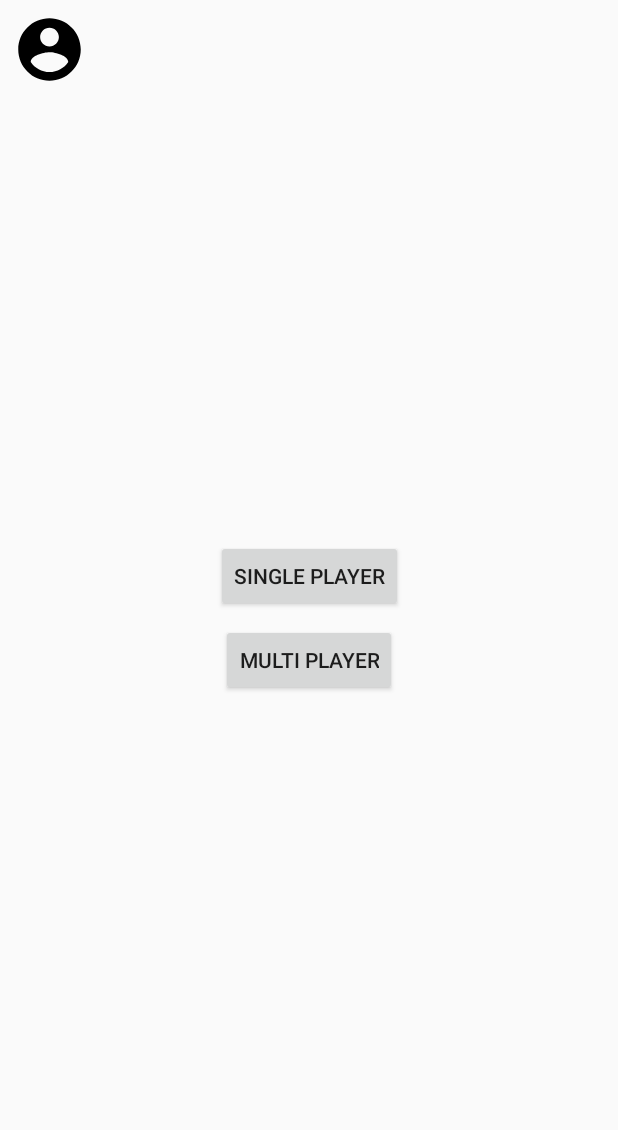
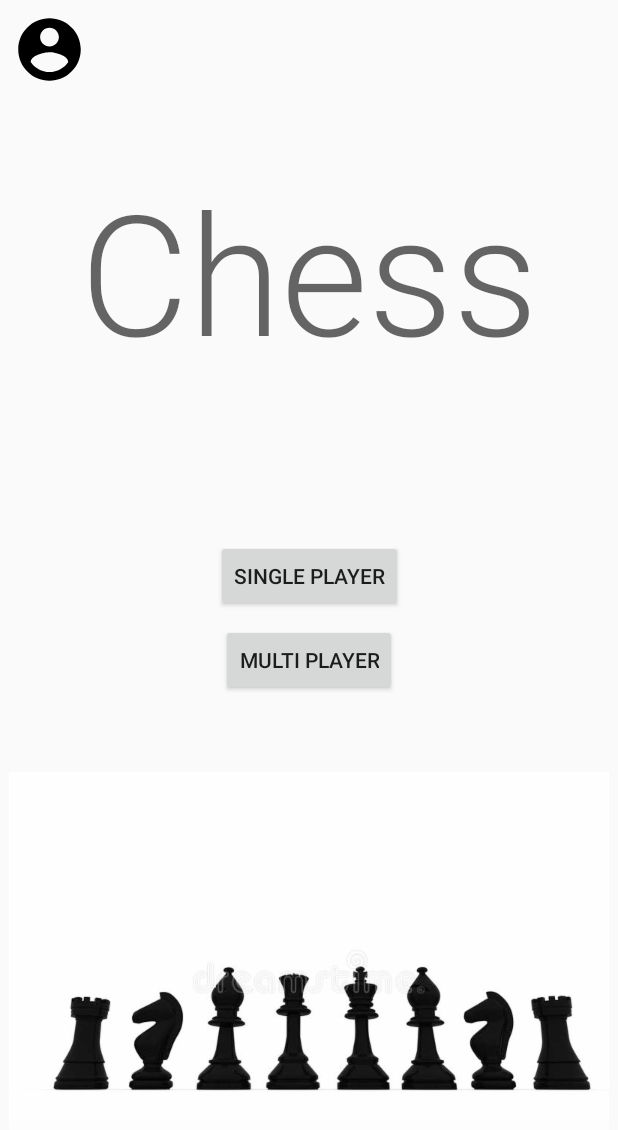
Before and after one commit to Quantum2/AMOV, an Android app: the screen it shows after launch (MainActivity), on a phone screen of 412 x 824 dp. Shown: the top 1130 px of the screen. Run offline under Robolectric (Android 15) with nearby library versions, the phone set to English and light mode, and no system bars.

Commit message:
title screen

```diff
--- a/app/src/main/res/layout/activity_main.xml
+++ b/app/src/main/res/layout/activity_main.xml
@@ -6,12 +6,6 @@
     android:layout_width="match_parent"
     android:layout_height="match_parent"
     tools:context="com.imaginarymakings.chess.Activities.MainActivity">
-
-    <ImageView
-        android:id="@+id/imageView2"
-        android:layout_width="match_parent"
-        android:layout_height="match_parent"
-        android:scaleType="centerCrop" />
 
     <android.support.constraint.ConstraintLayout
         android:layout_width="match_parent"
@@ -55,5 +49,31 @@
             app:layout_constraintStart_toStartOf="parent"
             app:layout_constraintTop_toTopOf="parent"
             app:srcCompat="@drawable/ic_account_circle_black_24dp" />
+
+        <ImageView
+            android:id="@+id/imageView"
+            android:layout_width="wrap_content"
+            android:layout_height="wrap_content"
+            android:layout_marginTop="8dp"
+            app:layout_constraintBottom_toBottomOf="parent"
+            app:layout_constraintEnd_toEndOf="parent"
+            app:layout_constraintStart_toStartOf="parent"
+            app:layout_constraintTop_toBottomOf="@+id/mp_button"
+            app:srcCompat="@drawable/black_chess_pieces" />
+
+        <TextView
+            android:id="@+id/textView"
+            android:layout_width="wrap_content"
+            android:layout_height="wrap_content"
+            android:layout_marginBottom="8dp"
+            android:layout_marginEnd="8dp"
+            android:layout_marginStart="8dp"
+            android:layout_marginTop="8dp"
+            android:text="@string/chess_app_title"
+            android:textAppearance="@style/TextAppearance.AppCompat.Display4"
+            app:layout_constraintBottom_toTopOf="@+id/sp_button"
+            app:layout_constraintEnd_toEndOf="parent"
+            app:layout_constraintStart_toStartOf="parent"
+            app:layout_constraintTop_toTopOf="parent" />
     </android.support.constraint.ConstraintLayout>
 </FrameLayout>
--- a/app/src/main/res/values/strings.xml
+++ b/app/src/main/res/values/strings.xml
@@ -27,4 +27,5 @@
     <string name="white_player">Whites</string>
     <string name="black_player">Blacks</string>
     <string name="player_won">" won !"</string>
+    <string name="chess_app_title">Chess</string>
 </resources>
```
Also changed, not shown: app/src/main/res/drawable-hdpi/black_chess_pieces.png (added), app/src/main/res/drawable-mdpi/black_chess_pieces.png (added), app/src/main/res/drawable-xhdpi/black_chess_pieces.png (added), app/src/main/res/drawable-xxhdpi/black_chess_pieces.png (added), app/src/main/res/drawable-xxxhdpi/black_chess_pieces.png (added), 2 other files.
